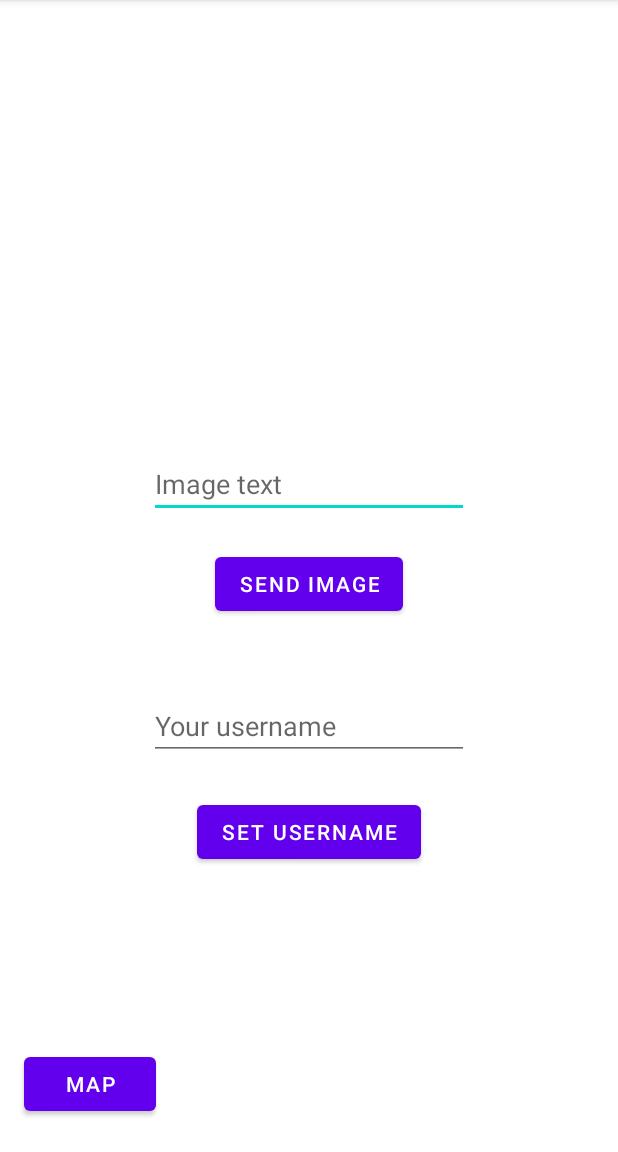
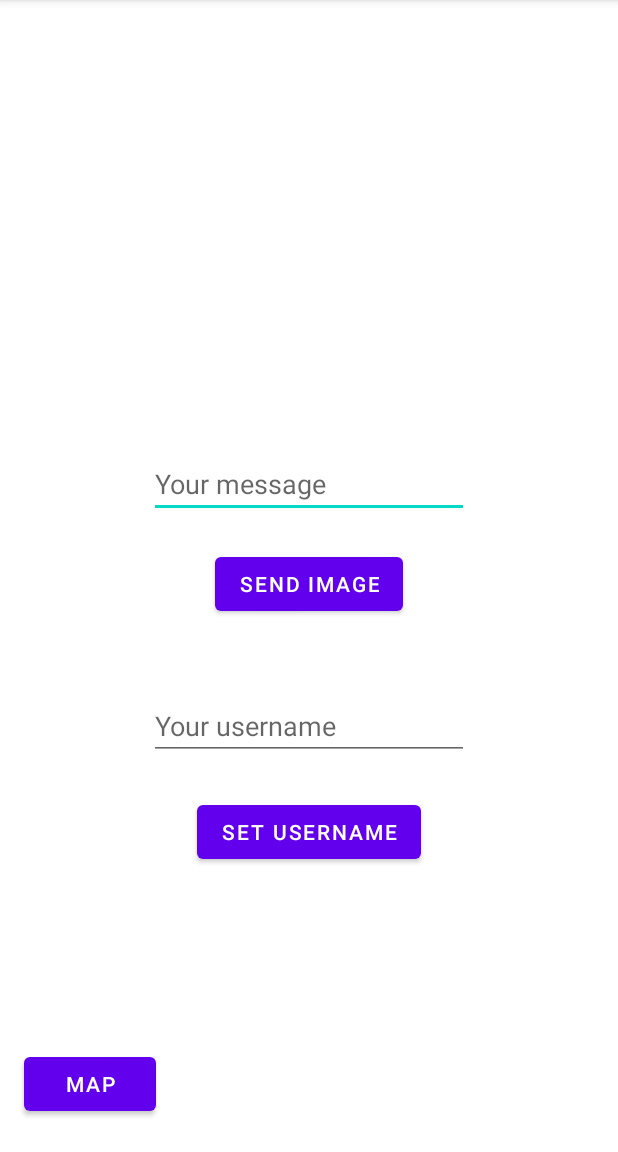
Before and after one commit to joni2good/MySnapchat, an Android app: the screen it shows after launch (MainActivity), on a phone screen of 412 x 824 dp, the part 84-1236 px from its top. Run offline under Robolectric (Android 15) with nearby library versions, the phone set to English and light mode, and no system bars; our stand-ins replace Firebase (no records; nobody signed in at launch, a user with empty details on screens opened directly).

Commit message:
3rd (V2) bedre hint i activity_main.xml

```diff
--- a/app/src/main/res/layout/activity_main.xml
+++ b/app/src/main/res/layout/activity_main.xml
@@ -21,7 +21,7 @@
         android:layout_height="wrap_content"
         android:layout_marginTop="76dp"
         android:ems="10"
-        android:hint="Image text"
+        android:hint="Your message"
         android:inputType="textPersonName"
         app:layout_constraintEnd_toEndOf="parent"
         app:layout_constraintStart_toStartOf="parent"
```
